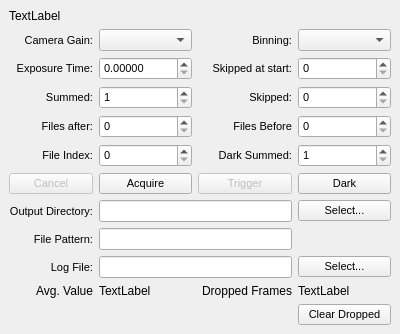
Above: source/qxrdtestdockwidget.ui from guyjennings/qxrd before the change. Below: the same form after it.
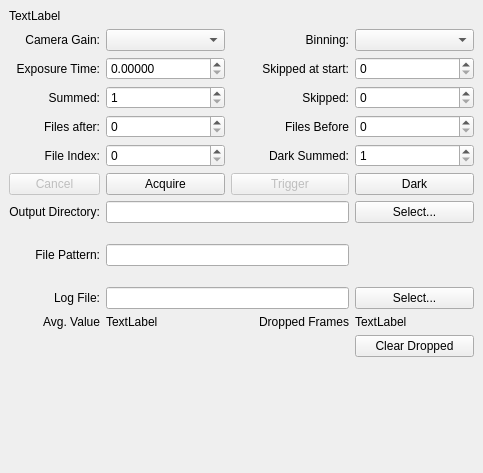
That is the form after the change. Custom widgets are drawn as their Qt base class.

Commit message: Removed explicit font sizes from ui designs (works better on osx then)

```diff
--- a/source/qxrdtestdockwidget.ui
+++ b/source/qxrdtestdockwidget.ui
@@ -6,8 +6,8 @@
    <rect>
     <x>0</x>
     <y>0</y>
-    <width>400</width>
-    <height>300</height>
+    <width>483</width>
+    <height>473</height>
    </rect>
   </property>
   <property name="windowTitle">
@@ -24,11 +24,6 @@
    </item>
    <item row="1" column="0">
     <widget class="QLabel" name="label_20">
-     <property name="font">
-      <font>
-       <pointsize>8</pointsize>
-      </font>
-     </property>
      <property name="text">
       <string>Camera Gain:</string>
      </property>
@@ -45,11 +40,6 @@
        <verstretch>0</verstretch>
       </sizepolicy>
      </property>
-     <property name="font">
-      <font>
-       <pointsize>8</pointsize>
-      </font>
-     </property>
      <property name="toolTip">
       <string>Detector Gain (0..5)
 Script Property: &quot;acquisition.cameraGain&quot;</string>
@@ -61,11 +51,6 @@
      <property name="enabled">
       <bool>true</bool>
      </property>
-     <property name="font">
-      <font>
-       <pointsize>8</pointsize>
-      </font>
-     </property>
      <property name="text">
       <string>Binning:</string>
      </property>
@@ -85,11 +70,6 @@
        <verstretch>0</verstretch>
       </sizepolicy>
      </property>
-     <property name="font">
-      <font>
-       <pointsize>8</pointsize>
-      </font>
-     </property>
      <property name="toolTip">
       <string>Detector binning mode (0..1)
 Script Property: &quot;acquisition.binningMode&quot;</string>
@@ -98,11 +78,6 @@
    </item>
    <item row="2" column="0">
     <widget class="QLabel" name="label">
-     <property name="font">
-      <font>
-       <pointsize>8</pointsize>
-      </font>
-     </property>
      <property name="text">
       <string>Exposure Time:</string>
      </property>
@@ -119,11 +94,6 @@
        <verstretch>0</verstretch>
       </sizepolicy>
      </property>
-     <property name="font">
-      <font>
-       <pointsize>8</pointsize>
-      </font>
-     </property>
      <property name="toolTip">
       <string>Number of exposures to sum for each saved image
 Script Property: &quot;acquisition.summedExposures&quot;
@@ -142,11 +112,6 @@
    </item>
    <item row="2" column="2">
     <widget class="QLabel" name="label_24">
-     <property name="font">
-      <font>
-       <pointsize>8</pointsize>
-      </font>
-     </property>
      <property name="text">
       <string>Skipped at start:</string>
      </property>
@@ -163,11 +128,6 @@
        <verstretch>0</verstretch>
       </sizepolicy>
      </property>
-     <property name="font">
-      <font>
-       <pointsize>8</pointsize>
-      </font>
-     </property>
      <property name="toolTip">
       <string>Number of exposures to skip before each acquisition sequence
 Script Property: &quot;acquisition.skippedExposuresAtStart&quot;</string>
@@ -188,11 +148,6 @@
    </item>
    <item row="3" column="0">
     <widget class="QLabel" name="label_2">
-     <property name="font">
-      <font>
-       <pointsize>8</pointsize>
-      </font>
-     </property>
      <property name="text">
       <string>Summed:</string>
      </property>
@@ -209,11 +164,6 @@
        <verstretch>0</verstretch>
       </sizepolicy>
      </property>
-     <property name="font">
-      <font>
-       <pointsize>8</pointsize>
-      </font>
-     </property>
      <property name="toolTip">
       <string>Number of exposures to sum for each saved image
 Script Property: &quot;acquisition.summedExposures&quot;
@@ -232,11 +182,6 @@
    </item>
    <item row="3" column="2">
     <widget class="QLabel" name="label_13">
-     <property name="font">
-      <font>
-       <pointsize>8</pointsize>
-      </font>
-     </property>
      <property name="text">
       <string>Skipped:</string>
      </property>
@@ -253,11 +198,6 @@
        <verstretch>0</verstretch>
       </sizepolicy>
      </property>
-     <property name="font">
-      <font>
-       <pointsize>8</pointsize>
-      </font>
-     </property>
      <property name="toolTip">
       <string>Number of exposures to skip between each saved image
 Script Property: &quot;acquisition.skippedExposures&quot;
@@ -279,11 +219,6 @@
    </item>
    <item row="4" column="0">
     <widget class="QLabel" name="label_3">
-     <property name="font">
-      <font>
-       <pointsize>8</pointsize>
-      </font>
-     </property>
      <property name="text">
       <string>Files after:</string>
      </property>
@@ -300,11 +235,6 @@
        <verstretch>0</verstretch>
       </sizepolicy>
      </property>
-     <property name="font">
-      <font>
-       <pointsize>8</pointsize>
-      </font>
-     </property>
      <property name="toolTip">
       <string>Total number of files to take after trigger
 Script: &quot;acquisition.postTriggerFiles&quot;
@@ -326,11 +256,6 @@
    </item>
    <item row="4" column="2">
     <widget class="QLabel" name="label_9">
-     <property name="font">
-      <font>
-       <pointsize>8</pointsize>
-      </font>
-     </property>
      <property name="text">
       <string>Files Before</string>
      </property>
@@ -347,11 +272,6 @@
        <verstretch>0</verstretch>
       </sizepolicy>
      </property>
-     <property name="font">
-      <font>
-       <pointsize>8</pointsize>
-      </font>
-     </property>
      <property name="toolTip">
       <string>Total number of files to take before trigger&quot;
 Script: &quot;acquisition.preTriggerFiles&quot;
@@ -376,11 +296,6 @@
    </item>
    <item row="5" column="0">
     <widget class="QLabel" name="label_5">
-     <property name="font">
-      <font>
-       <pointsize>8</pointsize>
-      </font>
-     </property>
      <property name="text">
       <string>File Index:</string>
      </property>
@@ -397,11 +312,6 @@
        <verstretch>0</verstretch>
       </sizepolicy>
      </property>
-     <property name="font">
-      <font>
-       <pointsize>8</pointsize>
-      </font>
-     </property>
      <property name="toolTip">
       <string>Index number, substituted into file names, and incremented with each image
 Script Property: acquisition.fileIndex
@@ -417,11 +327,6 @@
    </item>
    <item row="5" column="2">
     <widget class="QLabel" name="label_7">
-     <property name="font">
-      <font>
-       <pointsize>8</pointsize>
-      </font>
-     </property>
      <property name="text">
       <string>Dark Summed:</string>
      </property>
@@ -438,11 +343,6 @@
        <verstretch>0</verstretch>
       </sizepolicy>
      </property>
-     <property name="font">
-      <font>
-       <pointsize>8</pointsize>
-      </font>
-     </property>
      <property name="toolTip">
       <string>Number of exposures to sum for dark image
 Script Property: acquisition.darkSummedExposures
@@ -464,11 +364,6 @@
      <property name="enabled">
       <bool>false</bool>
      </property>
-     <property name="font">
-      <font>
-       <pointsize>8</pointsize>
-      </font>
-     </property>
      <property name="toolTip">
       <string>Cancel an acquisition</string>
      </property>
@@ -488,11 +383,6 @@
        <verstretch>0</verstretch>
       </sizepolicy>
      </property>
-     <property name="font">
-      <font>
-       <pointsize>8</pointsize>
-      </font>
-     </property>
      <property name="toolTip">
       <string>Do regular acquisition
 Script Function: acquire()</string>
@@ -513,11 +403,6 @@
        <verstretch>0</verstretch>
       </sizepolicy>
      </property>
-     <property name="font">
-      <font>
-       <pointsize>8</pointsize>
-      </font>
-     </property>
      <property name="toolTip">
       <string>Trigger acquisition
 Script Function: trigger()</string>
@@ -538,11 +423,6 @@
        <verstretch>0</verstretch>
       </sizepolicy>
      </property>
-     <property name="font">
-      <font>
-       <pointsize>8</pointsize>
-      </font>
-     </property>
      <property name="toolTip">
       <string>Do Dark Acquisition
 Script Function: acquiredark()</string>
@@ -554,11 +434,6 @@
    </item>
    <item row="7" column="0">
     <widget class="QLabel" name="label_6">
-     <property name="font">
-      <font>
-       <pointsize>8</pointsize>
-      </font>
-     </property>
      <property name="text">
       <string>Output Directory:</string>
      </property>
@@ -575,11 +450,6 @@
        <verstretch>0</verstretch>
       </sizepolicy>
      </property>
-     <property name="font">
-      <font>
-       <pointsize>8</pointsize>
-      </font>
-     </property>
      <property name="toolTip">
       <string>The directory where data files will be saved
 Script Property: &quot;acquisition.outputDirectory&quot;
@@ -592,11 +462,6 @@
    </item>
    <item row="7" column="3">
     <widget class="QPushButton" name="m_SelectDirectoryButton">
-     <property name="font">
-      <font>
-       <pointsize>8</pointsize>
-      </font>
-     </property>
      <property name="toolTip">
       <string>Select New Output Directory...</string>
      </property>
@@ -607,11 +472,6 @@
    </item>
    <item row="8" column="0">
     <widget class="QLabel" name="label_4">
-     <property name="font">
-      <font>
-       <pointsize>8</pointsize>
-      </font>
-     </property>
      <property name="text">
       <string>File Pattern:</string>
      </property>
@@ -628,11 +488,6 @@
        <verstretch>0</verstretch>
       </sizepolicy>
      </property>
-     <property name="font">
-      <font>
-       <pointsize>8</pointsize>
-      </font>
-     </property>
      <property name="toolTip">
       <string>Base File Name Pattern
 Script Property: &quot;acquisition.filePattern&quot;
@@ -658,11 +513,6 @@
    </item>
    <item row="9" column="0">
     <widget class="QLabel" name="label_22">
-     <property name="font">
-      <font>
-       <pointsize>8</pointsize>
-      </font>
-     </property>
      <property name="text">
       <string>Log File:</string>
      </property>
@@ -679,11 +529,6 @@
        <verstretch>0</verstretch>
       </sizepolicy>
      </property>
-     <property name="font">
-      <font>
-       <pointsize>8</pointsize>
-      </font>
-     </property>
      <property name="toolTip">
       <string>Path to log file
 Script Property: &quot;processor.logFilePath&quot;</string>
@@ -695,11 +540,6 @@
    </item>
    <item row="9" column="3">
     <widget class="QPushButton" name="m_SelectLogFileButton">
-     <property name="font">
-      <font>
-       <pointsize>8</pointsize>
-      </font>
-     </property>
      <property name="toolTip">
       <string>Select New LogFile...</string>
      </property>
@@ -759,11 +599,6 @@
        <verstretch>0</verstretch>
       </sizepolicy>
      </property>
-     <property name="font">
-      <font>
-       <pointsize>8</pointsize>
-      </font>
-     </property>
      <property name="toolTip">
       <string>Clear dropped frames counter</string>
      </property>
```
Left out of the diff: 2 changed lines with no effect on the pictures. Lines whose indentation alone changed are shown as unchanged. The commit also changes 6 other files.
